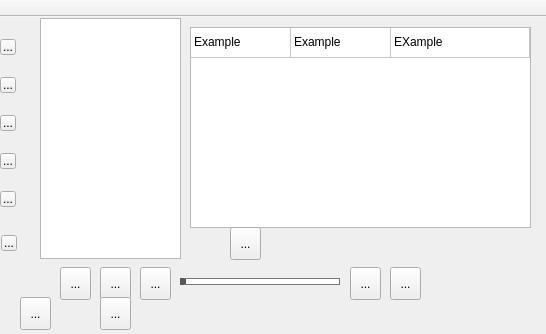
Before: the Qt Designer form mainwindow.ui in milohr/babe-qt, drawn with Qt 5.
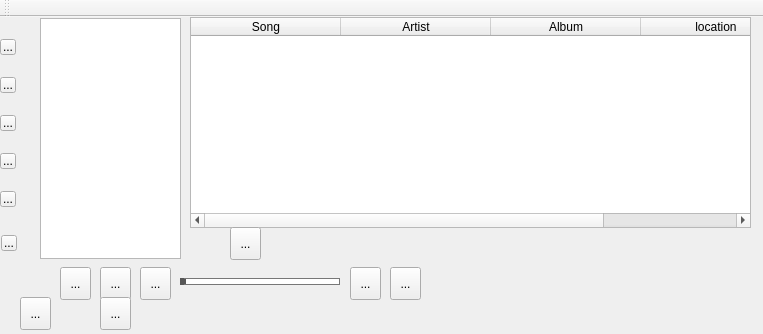
After: the same form once the commit is applied. Icons and pictures are not drawn.

Diff of the .ui file:
```diff
--- a/mainwindow.ui
+++ b/mainwindow.ui
@@ -6,7 +6,7 @@
    <rect>
     <x>0</x>
     <y>0</y>
-    <width>546</width>
+    <width>763</width>
     <height>334</height>
    </rect>
   </property>
@@ -39,6 +39,9 @@
 border-radius: 4px;
 }</string>
   </property>
+  <property name="tabShape">
+   <enum>QTabWidget::Triangular</enum>
+  </property>
   <widget class="QWidget" name="centralWidget">
    <widget class="QToolButton" name="playlists_view">
     <property name="geometry">
@@ -290,9 +293,9 @@
     <property name="geometry">
      <rect>
       <x>190</x>
-      <y>10</y>
-      <width>341</width>
-      <height>201</height>
+      <y>0</y>
+      <width>561</width>
+      <height>211</height>
      </rect>
     </property>
     <property name="layoutDirection">
@@ -317,26 +320,29 @@
      <bool>true</bool>
     </property>
     <property name="showGrid">
-     <bool>true</bool>
+     <bool>false</bool>
     </property>
     <property name="gridStyle">
-     <enum>Qt::SolidLine</enum>
+     <enum>Qt::NoPen</enum>
     </property>
     <property name="sortingEnabled">
      <bool>true</bool>
     </property>
     <property name="wordWrap">
-     <bool>false</bool>
+     <bool>true</bool>
     </property>
     <property name="cornerButtonEnabled">
      <bool>true</bool>
     </property>
     <attribute name="horizontalHeaderVisible">
-     <bool>false</bool>
+     <bool>true</bool>
     </attribute>
     <attribute name="horizontalHeaderCascadingSectionResizes">
      <bool>false</bool>
     </attribute>
+    <attribute name="horizontalHeaderDefaultSectionSize">
+     <number>150</number>
+    </attribute>
     <attribute name="horizontalHeaderHighlightSections">
      <bool>true</bool>
     </attribute>
@@ -349,11 +355,6 @@
     <attribute name="verticalHeaderStretchLastSection">
      <bool>false</bool>
     </attribute>
-    <row>
-     <property name="text">
-      <string>1</string>
-     </property>
-    </row>
     <column>
      <property name="text">
       <string>Song</string>
@@ -369,21 +370,11 @@
       <string>Album</string>
      </property>
     </column>
-    <item row="0" column="0">
+    <column>
      <property name="text">
-      <string>Example</string>
+      <string>location</string>
      </property>
-    </item>
-    <item row="0" column="1">
-     <property name="text">
-      <string>Example</string>
-     </property>
-    </item>
-    <item row="0" column="2">
-     <property name="text">
-      <string>EXample</string>
-     </property>
-    </item>
+    </column>
    </widget>
    <widget class="QToolButton" name="hide_sidebar_btn">
     <property name="geometry">
@@ -474,10 +465,7 @@
     <string notr="true"/>
    </property>
    <property name="movable">
-    <bool>false</bool>
-   </property>
-   <property name="allowedAreas">
-    <set>Qt::LeftToolBarArea</set>
+    <bool>true</bool>
    </property>
    <property name="orientation">
     <enum>Qt::Horizontal</enum>
```
Left out of the diff: 22 changed lines with no effect on the pictures.
